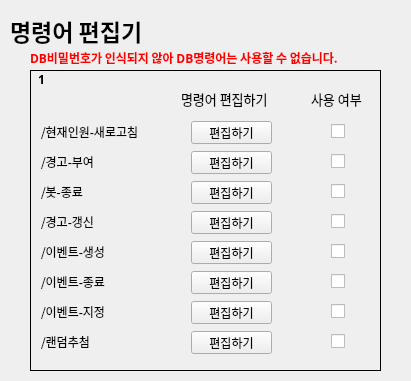
Before: the Qt Designer form uis/commandSelector.ui in pandamgay/gui_discord_bot, drawn with Qt 5.
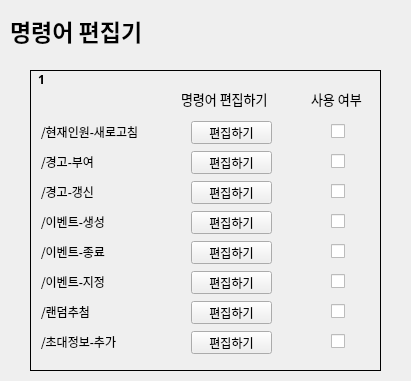
After: the same form once the commit is applied.

Commit message:
delete shutdown command
봇 종료 명령어 삭제.
gui와 호환성, 보안등의 문제로 명령어 삭제

Diff of the .ui file:
```diff
--- a/uis/commandSelector.ui
+++ b/uis/commandSelector.ui
@@ -447,32 +447,6 @@
        <string>편집하기</string>
       </property>
      </widget>
-     <widget class="QPushButton" name="pushButton_20">
-      <property name="geometry">
-       <rect>
-        <x>160</x>
-        <y>170</y>
-        <width>81</width>
-        <height>23</height>
-       </rect>
-      </property>
-      <property name="text">
-       <string>편집하기</string>
-      </property>
-     </widget>
-     <widget class="QLabel" name="label_24">
-      <property name="geometry">
-       <rect>
-        <x>10</x>
-        <y>170</y>
-        <width>121</width>
-        <height>21</height>
-       </rect>
-      </property>
-      <property name="text">
-       <string>/초대정보-추가</string>
-      </property>
-     </widget>
      <widget class="QLabel" name="label_25">
       <property name="geometry">
        <rect>
@@ -499,19 +473,6 @@
        <string>/출석-체크</string>
       </property>
      </widget>
-     <widget class="QCheckBox" name="checkBox_18">
-      <property name="geometry">
-       <rect>
-        <x>300</x>
-        <y>170</y>
-        <width>16</width>
-        <height>21</height>
-       </rect>
-      </property>
-      <property name="text">
-       <string/>
-      </property>
-     </widget>
      <widget class="QPushButton" name="pushButton_21">
       <property name="geometry">
        <rect>
@@ -696,7 +657,7 @@
       <property name="geometry">
        <rect>
         <x>10</x>
-        <y>140</y>
+        <y>110</y>
         <width>121</width>
         <height>21</height>
        </rect>
@@ -709,7 +670,7 @@
       <property name="geometry">
        <rect>
         <x>160</x>
-        <y>170</y>
+        <y>140</y>
         <width>81</width>
         <height>23</height>
        </rect>
@@ -735,7 +696,7 @@
       <property name="geometry">
        <rect>
         <x>10</x>
-        <y>200</y>
+        <y>170</y>
         <width>121</width>
         <height>21</height>
        </rect>
@@ -748,7 +709,7 @@
       <property name="geometry">
        <rect>
         <x>300</x>
-        <y>140</y>
+        <y>110</y>
         <width>16</width>
         <height>21</height>
        </rect>
@@ -761,7 +722,7 @@
       <property name="geometry">
        <rect>
         <x>10</x>
-        <y>170</y>
+        <y>140</y>
         <width>121</width>
         <height>21</height>
        </rect>
@@ -800,7 +761,7 @@
       <property name="geometry">
        <rect>
         <x>10</x>
-        <y>260</y>
+        <y>230</y>
         <width>121</width>
         <height>21</height>
        </rect>
@@ -828,24 +789,11 @@
        <string>사용 여부</string>
       </property>
      </widget>
-     <widget class="QPushButton" name="pushButton_11">
-      <property name="geometry">
-       <rect>
-        <x>160</x>
-        <y>110</y>
-        <width>81</width>
-        <height>23</height>
-       </rect>
-      </property>
-      <property name="text">
-       <string>편집하기</string>
-      </property>
-     </widget>
      <widget class="QPushButton" name="pushButton_12">
       <property name="geometry">
        <rect>
         <x>160</x>
-        <y>260</y>
+        <y>230</y>
         <width>81</width>
         <height>23</height>
        </rect>
@@ -871,7 +819,7 @@
       <property name="geometry">
        <rect>
         <x>160</x>
-        <y>200</y>
+        <y>170</y>
         <width>81</width>
         <height>23</height>
        </rect>
@@ -884,7 +832,7 @@
       <property name="geometry">
        <rect>
         <x>300</x>
-        <y>260</y>
+        <y>230</y>
         <width>16</width>
         <height>21</height>
        </rect>
@@ -923,7 +871,7 @@
       <property name="geometry">
        <rect>
         <x>300</x>
-        <y>230</y>
+        <y>200</y>
         <width>16</width>
         <height>21</height>
        </rect>
@@ -936,7 +884,7 @@
       <property name="geometry">
        <rect>
         <x>300</x>
-        <y>200</y>
+        <y>170</y>
         <width>16</width>
         <height>21</height>
        </rect>
@@ -968,7 +916,7 @@
       <property name="geometry">
        <rect>
         <x>10</x>
-        <y>230</y>
+        <y>200</y>
         <width>121</width>
         <height>21</height>
        </rect>
@@ -981,7 +929,7 @@
       <property name="geometry">
        <rect>
         <x>160</x>
-        <y>140</y>
+        <y>110</y>
         <width>81</width>
         <height>23</height>
        </rect>
@@ -994,7 +942,7 @@
       <property name="geometry">
        <rect>
         <x>160</x>
-        <y>230</y>
+        <y>200</y>
         <width>81</width>
         <height>23</height>
        </rect>
@@ -1016,24 +964,11 @@
        <string>편집하기</string>
       </property>
      </widget>
-     <widget class="QLabel" name="label_21">
-      <property name="geometry">
-       <rect>
-        <x>10</x>
-        <y>110</y>
-        <width>121</width>
-        <height>21</height>
-       </rect>
-      </property>
-      <property name="text">
-       <string>/봇-종료</string>
-      </property>
-     </widget>
      <widget class="QCheckBox" name="checkBox_16">
       <property name="geometry">
        <rect>
         <x>300</x>
-        <y>170</y>
+        <y>140</y>
         <width>16</width>
         <height>21</height>
        </rect>
@@ -1065,31 +1000,47 @@
        <set>Qt::AlignCenter</set>
       </property>
      </widget>
+     <widget class="QLabel" name="label_24">
+      <property name="geometry">
+       <rect>
+        <x>10</x>
+        <y>260</y>
+        <width>121</width>
+        <height>21</height>
+       </rect>
+      </property>
+      <property name="text">
+       <string>/초대정보-추가</string>
+      </property>
+     </widget>
+     <widget class="QCheckBox" name="checkBox_18">
+      <property name="geometry">
+       <rect>
+        <x>300</x>
+        <y>260</y>
+        <width>16</width>
+        <height>21</height>
+       </rect>
+      </property>
+      <property name="text">
+       <string/>
+      </property>
+     </widget>
+     <widget class="QPushButton" name="pushButton_20">
+      <property name="geometry">
+       <rect>
+        <x>160</x>
+        <y>260</y>
+        <width>81</width>
+        <height>23</height>
+       </rect>
+      </property>
+      <property name="text">
+       <string>편집하기</string>
+      </property>
+     </widget>
     </widget>
    </widget>
-   <widget class="QLabel" name="label_27">
-    <property name="geometry">
-     <rect>
-      <x>30</x>
-      <y>50</y>
-      <width>351</width>
-      <height>16</height>
-     </rect>
-    </property>
-    <property name="font">
-     <font>
-      <family>맑은 고딕</family>
-      <weight>75</weight>
-      <bold>true</bold>
-     </font>
-    </property>
-    <property name="styleSheet">
-     <string notr="true">color: red;</string>
-    </property>
-    <property name="text">
-     <string>DB비밀번호가 인식되지 않아 DB명령어는 사용할 수 없습니다.</string>
-    </property>
-   </widget>
   </widget>
  </widget>
  <resources/>
```
The commit also changes 1 other file.
